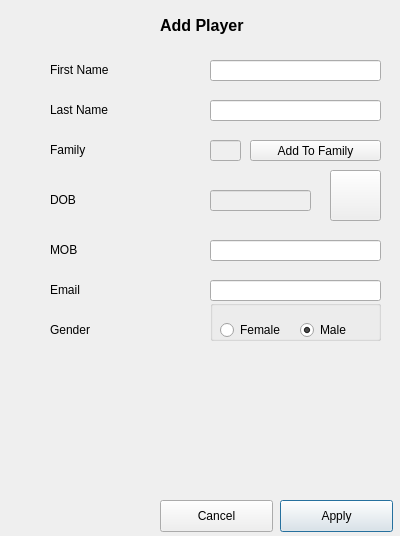
This is addplayerdiag.ui in stefanmarjanovic/Comp as Qt 5 draws it before an edit. The edited form follows.
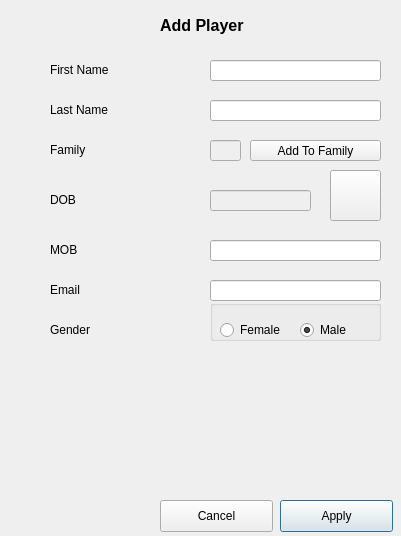
This is the edited form. Icons and pictures are not drawn.

Diff of the .ui file:
```diff
--- a/addplayerdiag.ui
+++ b/addplayerdiag.ui
@@ -6,7 +6,7 @@
    <rect>
     <x>0</x>
     <y>0</y>
-    <width>400</width>
+    <width>401</width>
     <height>536</height>
    </rect>
   </property>
```
Left out of the diff: 19 changed lines with no effect on the pictures.
